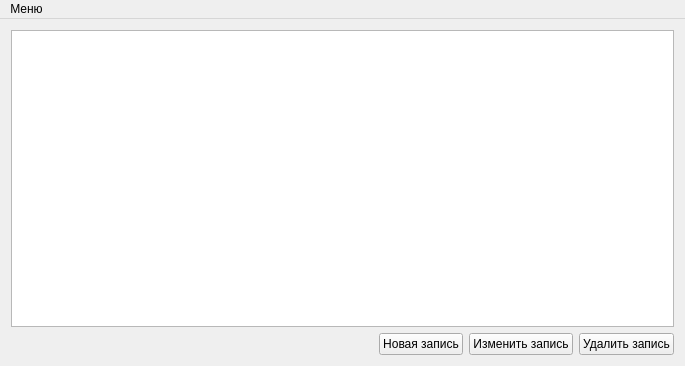
Old version of the form mainwindow.ui in the repository StepFanFly/test_task.
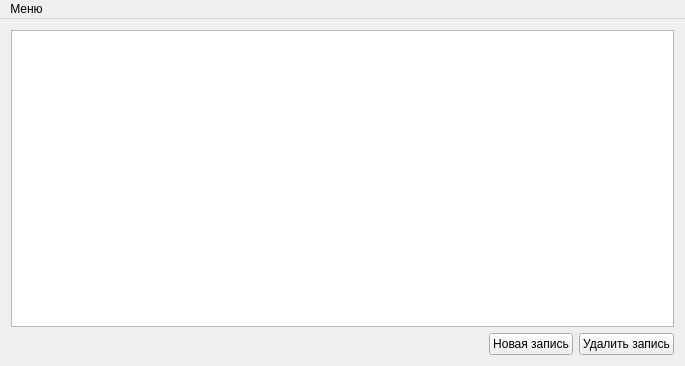
New version of the form.

Diff of the .ui file:
```diff
--- a/mainwindow.ui
+++ b/mainwindow.ui
@@ -40,13 +40,6 @@
         </property>
        </widget>
       </item>
-      <item>
-       <widget class="QPushButton" name="buttonChange">
-        <property name="text">
-         <string>Изменить запись</string>
-        </property>
-       </widget>
-      </item>
       <item>
        <widget class="QPushButton" name="buttonDelete">
         <property name="text">
```
